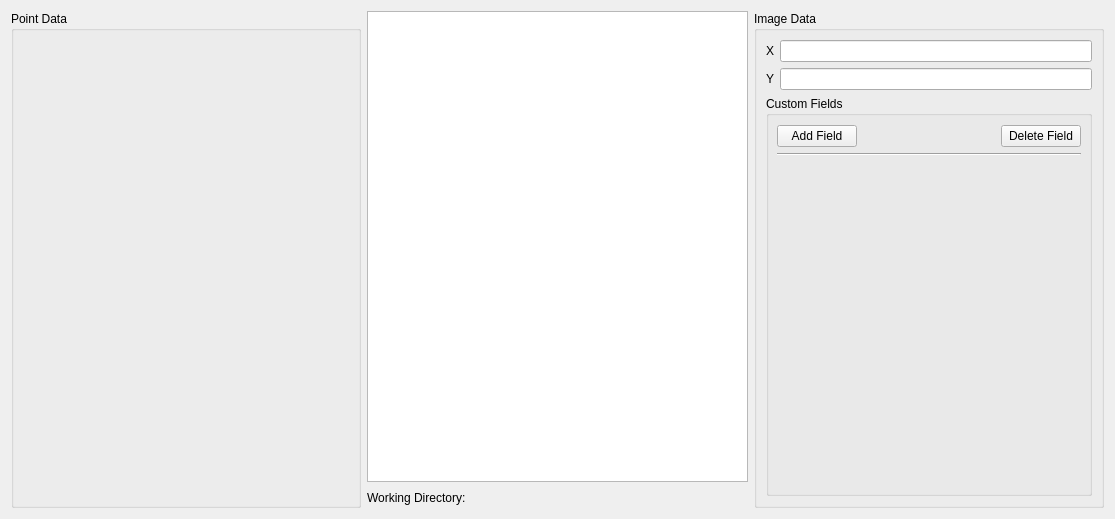
The window that ddg/central_widget.ui (persts/DotDotGoose) describes before a commit, drawn with Qt 5.
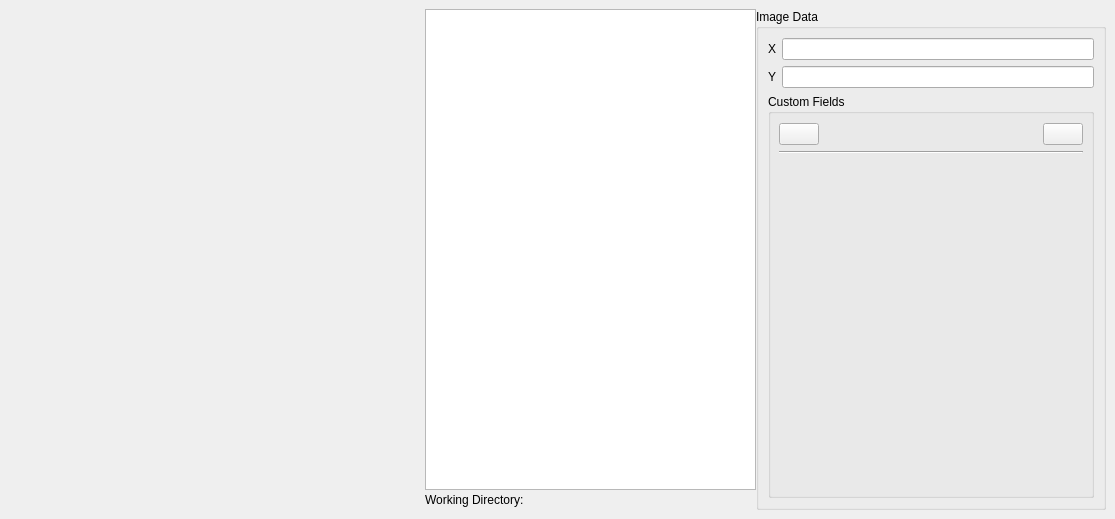
The same window after the commit. Icons and pictures are not drawn. Custom widgets are drawn as their Qt base class.

What changed in the file:
```diff
--- a/ddg/central_widget.ui
+++ b/ddg/central_widget.ui
@@ -14,6 +14,63 @@
    <string>Form</string>
   </property>
   <layout class="QGridLayout" name="gridLayout">
+   <property name="leftMargin">
+    <number>0</number>
+   </property>
+   <property name="topMargin">
+    <number>9</number>
+   </property>
+   <property name="rightMargin">
+    <number>9</number>
+   </property>
+   <property name="bottomMargin">
+    <number>9</number>
+   </property>
+   <property name="spacing">
+    <number>0</number>
+   </property>
+   <item row="0" column="0" rowspan="2">
+    <widget class="QFrame" name="framePointWidget">
+     <property name="minimumSize">
+      <size>
+       <width>425</width>
+       <height>0</height>
+      </size>
+     </property>
+     <property name="maximumSize">
+      <size>
+       <width>425</width>
+       <height>16777215</height>
+      </size>
+     </property>
+     <property name="frameShape">
+      <enum>QFrame::NoFrame</enum>
+     </property>
+     <property name="frameShadow">
+      <enum>QFrame::Plain</enum>
+     </property>
+     <property name="lineWidth">
+      <number>0</number>
+     </property>
+     <layout class="QVBoxLayout" name="verticalLayout">
+      <property name="spacing">
+       <number>0</number>
+      </property>
+      <property name="leftMargin">
+       <number>0</number>
+      </property>
+      <property name="topMargin">
+       <number>0</number>
+      </property>
+      <property name="rightMargin">
+       <number>0</number>
+      </property>
+      <property name="bottomMargin">
+       <number>0</number>
+      </property>
+     </layout>
+    </widget>
+   </item>
    <item row="0" column="1">
     <widget class="CentralGraphicsView" name="graphicsView"/>
    </item>
@@ -122,9 +179,22 @@
          <item>
           <layout class="QHBoxLayout" name="horizontalLayout_4">
            <item>
-            <widget class="QPushButton" name="pushButtonAddField">
+            <widget class="QPushButton" name="pushButtonDeleteField">
+             <property name="toolTip">
+              <string>Delete custom field.</string>
+             </property>
              <property name="text">
-              <string>Add Field</string>
+              <string/>
+             </property>
+             <property name="icon">
+              <iconset resource="../icons/ddg.qrc">
+               <normaloff>:/icons/delete.svg</normaloff>:/icons/delete.svg</iconset>
+             </property>
+             <property name="iconSize">
+              <size>
+               <width>24</width>
+               <height>24</height>
+              </size>
              </property>
             </widget>
            </item>
@@ -142,9 +212,22 @@
             </spacer>
            </item>
            <item>
-            <widget class="QPushButton" name="pushButtonDeleteField">
+            <widget class="QPushButton" name="pushButtonAddField">
+             <property name="toolTip">
+              <string>Add custom field.</string>
+             </property>
              <property name="text">
-              <string>Delete Field</string>
+              <string/>
+             </property>
+             <property name="icon">
+              <iconset resource="../icons/ddg.qrc">
+               <normaloff>:/icons/add.svg</normaloff>:/icons/add.svg</iconset>
+             </property>
+             <property name="iconSize">
+              <size>
+               <width>24</width>
+               <height>24</height>
+              </size>
              </property>
             </widget>
            </item>
@@ -179,42 +262,6 @@
      </layout>
     </widget>
    </item>
-   <item row="0" column="0" rowspan="2">
-    <widget class="QGroupBox" name="groupBoxPointWidget">
-     <property name="minimumSize">
-      <size>
-       <width>350</width>
-       <height>0</height>
-      </size>
-     </property>
-     <property name="maximumSize">
-      <size>
-       <width>350</width>
-       <height>16777215</height>
-      </size>
-     </property>
-     <property name="title">
-      <string>Point Data</string>
-     </property>
-     <layout class="QVBoxLayout" name="verticalLayout">
-      <property name="spacing">
-       <number>0</number>
-      </property>
-      <property name="leftMargin">
-       <number>0</number>
-      </property>
-      <property name="topMargin">
-       <number>5</number>
-      </property>
-      <property name="rightMargin">
-       <number>0</number>
-      </property>
-      <property name="bottomMargin">
-       <number>0</number>
-      </property>
-     </layout>
-    </widget>
-   </item>
   </layout>
  </widget>
  <customwidgets>
```
Left out of the diff: 8 changed lines with no effect on the pictures.
